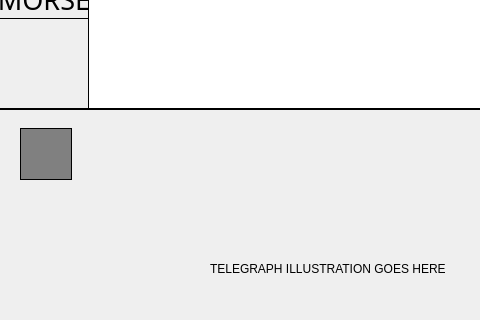
Before: the Qt Designer form MorseCodeLearner/translatorwindow.ui in UofU-CS3505/cs3505-assignment9-the_tigers, drawn with Qt 5; both pictures show x 0 to 480 and y 262 to 582 of the 1280 by 720 pixel window.
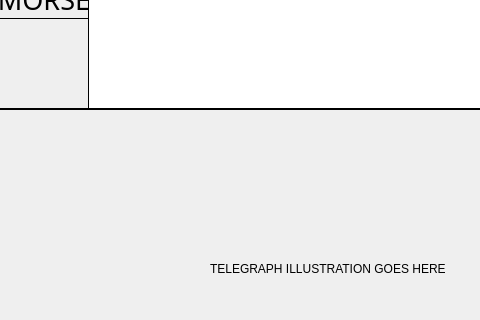
After: the same form once the commit is applied.

Diff of the .ui file:
```diff
--- a/MorseCodeLearner/translatorwindow.ui
+++ b/MorseCodeLearner/translatorwindow.ui
@@ -556,12 +556,12 @@
     <rect>
      <x>20</x>
      <y>390</y>
-     <width>52</width>
-     <height>52</height>
+     <width>64</width>
+     <height>64</height>
     </rect>
    </property>
    <property name="styleSheet">
-    <string notr="true">border: 1px solid black; background-color: gray;</string>
+    <string notr="true"/>
    </property>
    <property name="text">
     <string/>
```
